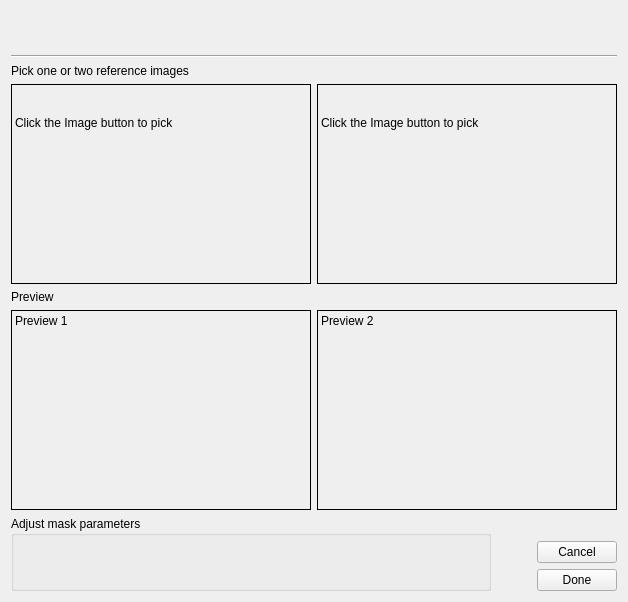
Before: the Qt Designer form Application/ui/ImageMaskDialog.ui in rayngrowingsystems/RVS_Analytics, drawn with Qt 5.
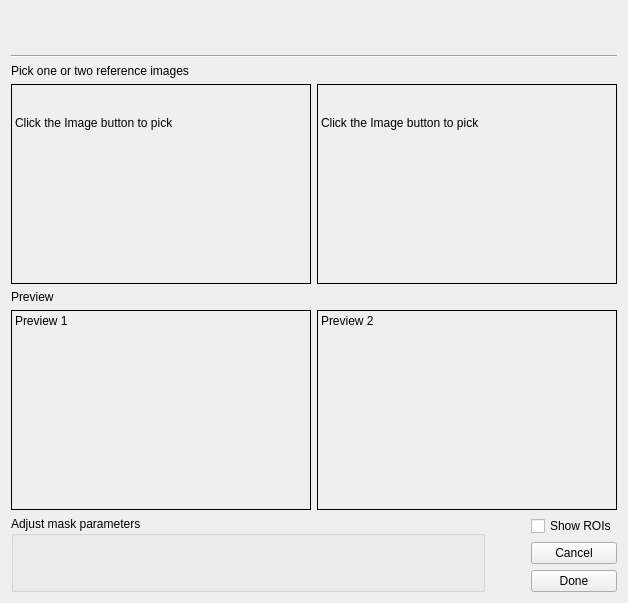
After: the same form once the commit is applied. Custom widgets are drawn as their Qt base class.

```diff
--- a/Application/ui/ImageMaskDialog.ui
+++ b/Application/ui/ImageMaskDialog.ui
@@ -221,7 +221,14 @@
        <item>
         <layout class="QVBoxLayout" name="verticalLayout_3">
          <item>
-          <spacer name="verticalSpacer">
+          <widget class="QCheckBox" name="show_rois_checkbox">
+           <property name="text">
+            <string>Show ROIs</string>
+           </property>
+          </widget>
+         </item>
+         <item>
+          <spacer name="verticalSpacer_2">
            <property name="orientation">
             <enum>Qt::Vertical</enum>
            </property>
```
